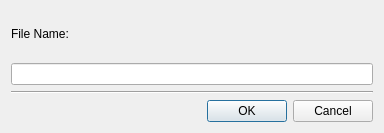
Qt form ui/deletefiledialog.ui (maxavadallat/maxcommander) before a commit.
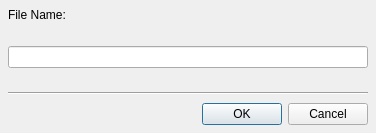
The same form after that commit.

What changed in the file:
```diff
--- a/ui/deletefiledialog.ui
+++ b/ui/deletefiledialog.ui
@@ -6,7 +6,7 @@
    <rect>
     <x>0</x>
     <y>0</y>
-    <width>384</width>
+    <width>376</width>
     <height>133</height>
    </rect>
   </property>
@@ -16,6 +16,12 @@
     <verstretch>0</verstretch>
    </sizepolicy>
   </property>
+  <property name="minimumSize">
+   <size>
+    <width>376</width>
+    <height>133</height>
+   </size>
+  </property>
   <property name="maximumSize">
    <size>
     <width>16777215</width>
@@ -26,36 +32,22 @@
    <string>Delete File(s)</string>
   </property>
   <layout class="QGridLayout" name="gridLayout">
-   <item row="0" column="0">
-    <widget class="QLabel" name="label">
-     <property name="sizePolicy">
-      <sizepolicy hsizetype="Minimum" vsizetype="Minimum">
-       <horstretch>0</horstretch>
-       <verstretch>0</verstretch>
-      </sizepolicy>
-     </property>
-     <property name="text">
-      <string>File Name:</string>
-     </property>
-    </widget>
-   </item>
-   <item row="1" column="0">
-    <widget class="QLineEdit" name="fileNameEditor">
-     <property name="sizePolicy">
-      <sizepolicy hsizetype="MinimumExpanding" vsizetype="Fixed">
-       <horstretch>0</horstretch>
-       <verstretch>0</verstretch>
-      </sizepolicy>
-     </property>
-     <property name="minimumSize">
-      <size>
-       <width>360</width>
-       <height>0</height>
-      </size>
-     </property>
-    </widget>
-   </item>
-   <item row="2" column="0">
+   <property name="leftMargin">
+    <number>8</number>
+   </property>
+   <property name="topMargin">
+    <number>8</number>
+   </property>
+   <property name="rightMargin">
+    <number>8</number>
+   </property>
+   <property name="bottomMargin">
+    <number>8</number>
+   </property>
+   <property name="verticalSpacing">
+    <number>8</number>
+   </property>
+   <item row="4" column="0">
     <widget class="QFrame" name="frame">
      <property name="frameShape">
       <enum>QFrame::HLine</enum>
@@ -65,7 +57,7 @@
      </property>
     </widget>
    </item>
-   <item row="3" column="0">
+   <item row="5" column="0">
     <widget class="QDialogButtonBox" name="buttonBox">
      <property name="orientation">
       <enum>Qt::Horizontal</enum>
@@ -75,6 +67,61 @@
      </property>
     </widget>
    </item>
+   <item row="2" column="0">
+    <widget class="QLineEdit" name="fileNameEditor">
+     <property name="sizePolicy">
+      <sizepolicy hsizetype="MinimumExpanding" vsizetype="Fixed">
+       <horstretch>0</horstretch>
+       <verstretch>0</verstretch>
+      </sizepolicy>
+     </property>
+     <property name="minimumSize">
+      <size>
+       <width>360</width>
+       <height>0</height>
+      </size>
+     </property>
+    </widget>
+   </item>
+   <item row="1" column="0">
+    <spacer name="verticalSpacer">
+     <property name="orientation">
+      <enum>Qt::Vertical</enum>
+     </property>
+     <property name="sizeHint" stdset="0">
+      <size>
+       <width>20</width>
+       <height>20</height>
+      </size>
+     </property>
+    </spacer>
+   </item>
+   <item row="0" column="0">
+    <widget class="QLabel" name="label">
+     <property name="sizePolicy">
+      <sizepolicy hsizetype="Minimum" vsizetype="Minimum">
+       <horstretch>0</horstretch>
+       <verstretch>0</verstretch>
+      </sizepolicy>
+     </property>
+     <property name="text">
+      <string>File Name:</string>
+     </property>
+    </widget>
+   </item>
+   <item row="3" column="0">
+    <spacer name="verticalSpacer_2">
+     <property name="orientation">
+      <enum>Qt::Vertical</enum>
+     </property>
+     <property name="sizeHint" stdset="0">
+      <size>
+       <width>20</width>
+       <height>20</height>
+      </size>
+     </property>
+    </spacer>
+   </item>
   </layout>
  </widget>
  <resources/>
```
